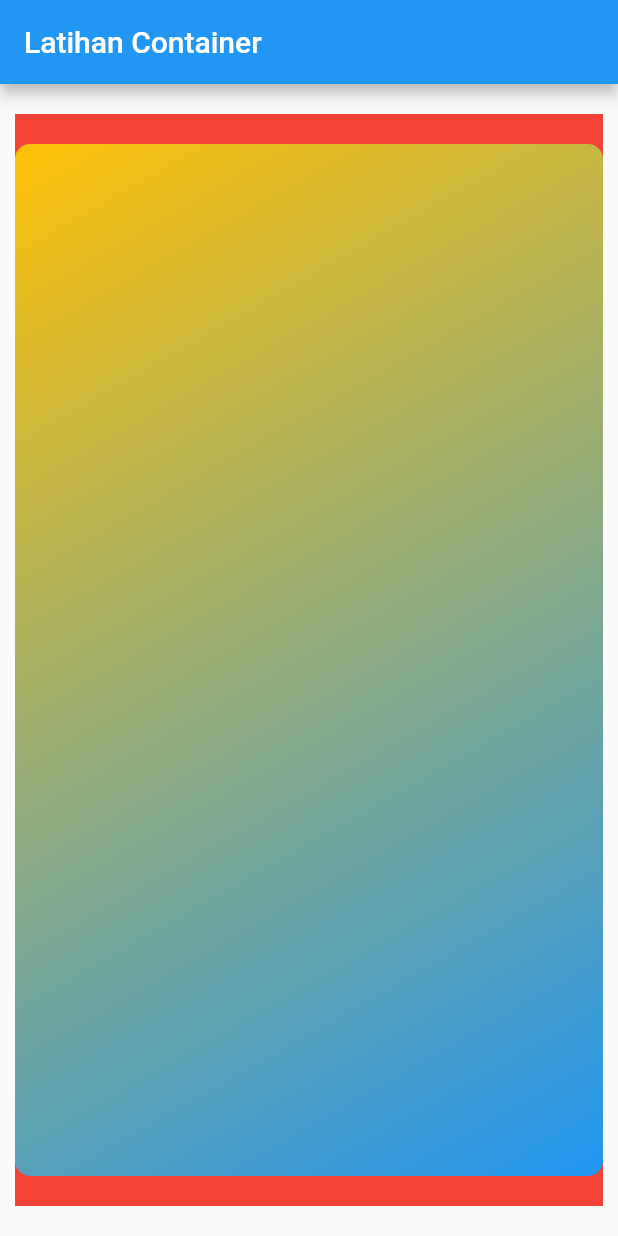
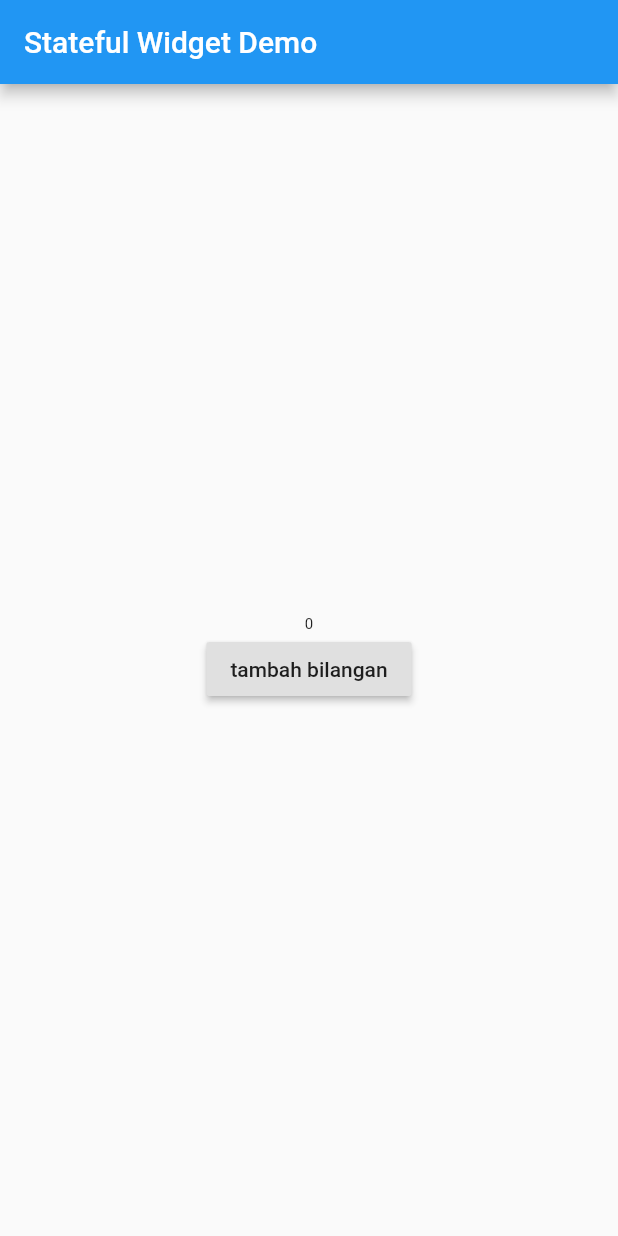
Before and after one commit to ryn-crypto/Flutter_dasar, a Flutter app: the screen it shows after launch, on a phone screen of 412 x 824 dp. Run offline on Flutter 3.47's test engine with Material 2 defaults, Android fonts, the phone set to English and light mode, and no system bars.

Commit message:
Stateful Widget

```diff
--- a/lib/main.dart
+++ b/lib/main.dart
@@ -1,8 +1,11 @@
-import 'package:dasar_flutter/container.dart';
-import 'package:flutter/material.dart';
-import 'columnt.dart';
+import 'package:flutter/material.dart'; // material app <-- harus ada
 
-void main() => runApp(Contain());
+// package dari modulasi
+import 'package:dasar_flutter/container.dart'; // test container
+import 'columnt.dart'; // column
+import 'stateful.dart'; //stateful
+
+void main() => runApp(Estate());
 
 // stl enter untuk membuat myApp class
 class MyApp extends StatelessWidget {
--- /dev/null
+++ b/lib/stateful.dart
@@ -0,0 +1,42 @@
+import 'package:flutter/material.dart';
+
+// Stateful <- gunakan stf untuk membuat stateful widget
+class Estate extends StatefulWidget {
+  const Estate({Key key}) : super(key: key);
+
+  @override
+  State<Estate> createState() => _EstateState();
+}
+
+class _EstateState extends State<Estate> {
+  int number = 0;
+  void push() {
+    setState(() {
+      //fungsi untuk melakukan relod tampilan secara langsung
+      number = number + 1;
+    });
+  }
+
+  @override
+  Widget build(BuildContext context) {
+    return MaterialApp(
+        home: Scaffold(
+            appBar: AppBar(
+              title: Text('Stateful Widget Demo'),
+            ),
+            body: Center(
+                child: Column(
+              mainAxisAlignment: MainAxisAlignment.center,
+              children: <Widget>[
+                Text(
+                  number.toString(),
+                  style: TextStyle(fontSize: 10 + number.toDouble()),
+                ),
+                RaisedButton(
+                  child: Text('tambah bilangan'),
+                  onPressed: push,
+                )
+              ],
+            ))));
+  }
+}
```
